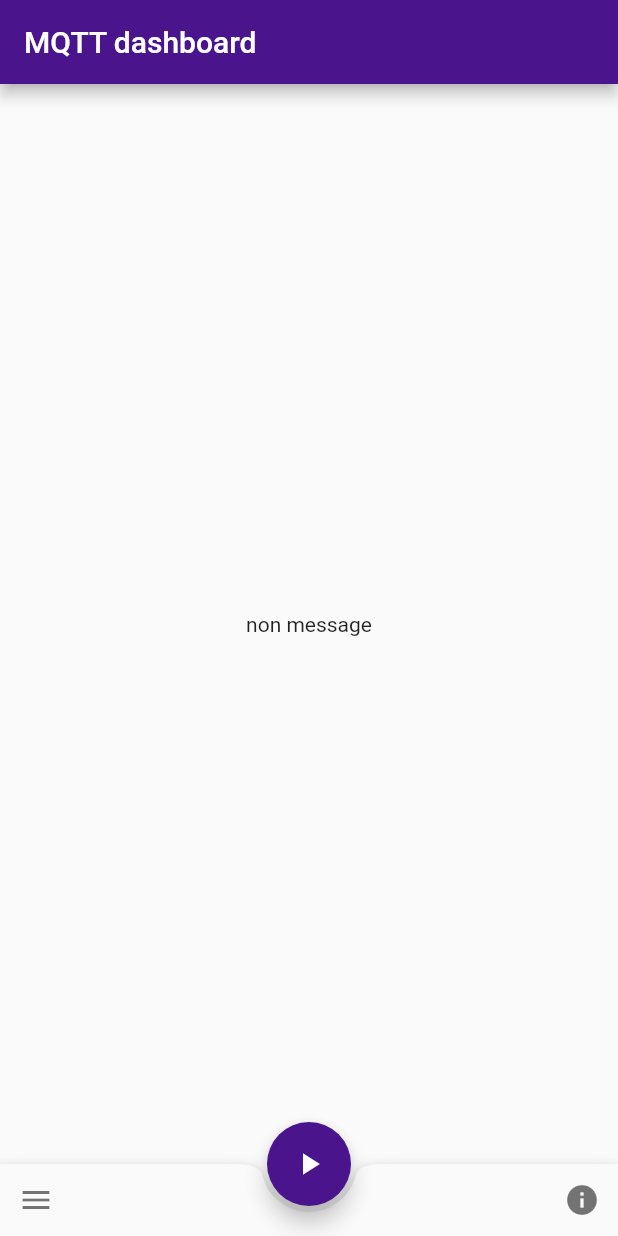
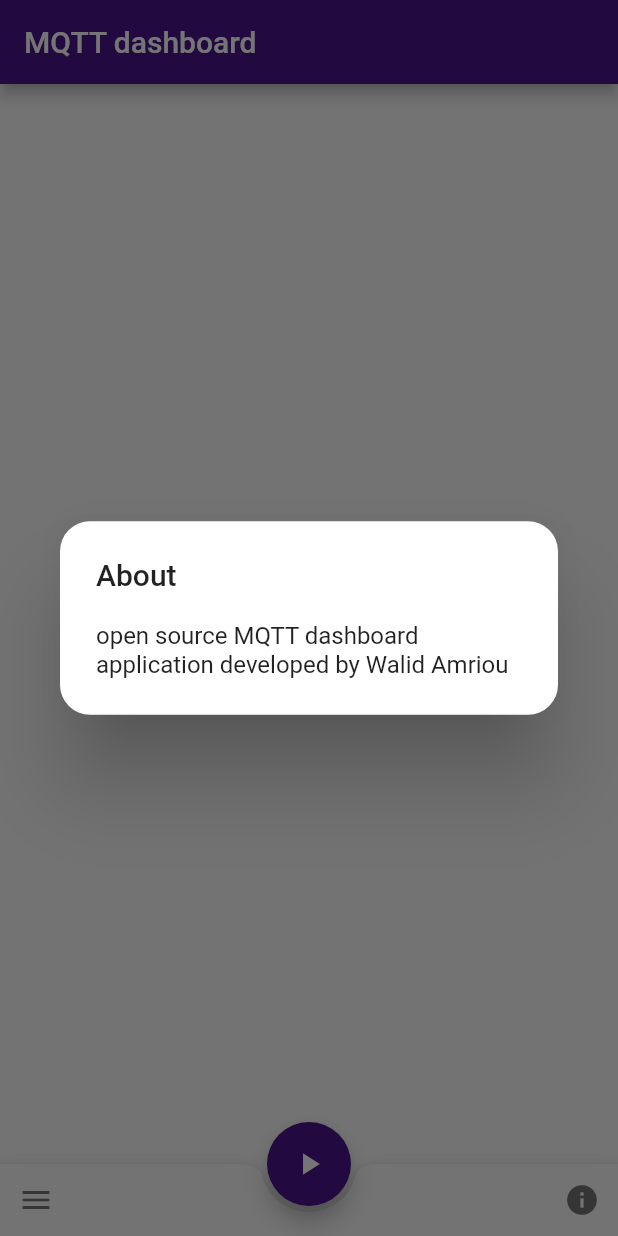
Before and after one commit to MBarakatTomatiki/MQTT-dashboard-application, a Flutter app: the screen it shows after launch, after a tap on the "info" icon, on a phone screen of 412 x 824 dp. Run offline on Flutter 3.47's test engine with Material 2 defaults, Android fonts, the phone set to English and light mode, and no system bars; missing offline and left inert: mqtt_client.

Commit message:
update source

```diff
--- a/Source/mqttdashboard/lib/main.dart
+++ b/Source/mqttdashboard/lib/main.dart
@@ -1,6 +1,9 @@
 import 'dart:async';
 import 'package:flutter/material.dart';
 import 'package:mqtt_client/mqtt_client.dart' as mqtt;
+import 'package:flutter/services.dart' show rootBundle;
+import 'dart:async';
+import 'dart:convert';
 
 void main() => runApp(MyApp());
 
@@ -36,6 +39,7 @@ const MaterialColor body_background = const MaterialColor(
     }
 );
 
+
 class MyApp extends StatelessWidget {
   @override
   Widget build(BuildContext context) {
@@ -58,11 +62,33 @@ class MyHomePage extends StatefulWidget {
 }
 
 class _MyHomePageState extends State<MyHomePage> {
+
+  //vars that use for communicat with MQTT broker
   String broker           = '192.168.1.6';
   int port                = 1883;
+  String port_string;
   String username         = '';
   String passwd           = '';
   String clientIdentifier = 'android';
+  //JSon file read
+  List settings_broker_data;
+  Future<String> loadJsonData() async{
+    var data_from_Json_as_string= await rootBundle.loadString('assets/broker_info.json');
+    Map<String, dynamic> data_from_Json = jsonDecode(data_from_Json_as_string);
+    //print('broker_ip is, ${user['broker_ip']}!');
+    broker           = data_from_Json['broker_ip'];
+    port_string=data_from_Json['port'];
+    port                = int.parse(data_from_Json['port']); //just convert here from string to int
+    username         = data_from_Json['username'];
+    passwd           = data_from_Json['passwd'];
+    clientIdentifier = data_from_Json['clientIdentifier'];
+
+  }
+
+@override
+void initState(){
+    this.loadJsonData();
+}
 
   mqtt.MqttClient client;
   mqtt.MqttConnectionState connectionState;
@@ -117,8 +143,34 @@ class _MyHomePageState extends State<MyHomePage> {
       mainAxisAlignment: MainAxisAlignment.spaceBetween,
 
         children: <Widget>[
-          IconButton(color: Colors.black54,icon: Icon(Icons.menu), onPressed: () {},),
-          IconButton(color: Colors.black54,icon: Icon(Icons.info), onPressed: () {},),
+          IconButton(
+            color: Colors.black54,
+            icon: Icon(Icons.menu),
+            onPressed: () {
+              showDialog(
+                  context: context,
+                  builder: (_) => new AlertDialog(
+                    shape: RoundedRectangleBorder(
+                        borderRadius: BorderRadius.all(Radius.circular(20.0))
+                    ),
+                    title: new Text("broker settings"),
+                    content: new Text(""),
+                  )
+              );
+            },
+          ),
+          IconButton(color: Colors.black54,icon: Icon(Icons.info), onPressed: () {
+            showDialog(
+                context: context,
+                builder: (_) => new AlertDialog(
+                  shape: RoundedRectangleBorder(
+                      borderRadius: BorderRadius.all(Radius.circular(20.0))
+                  ),
+                  title: new Text("About"),
+                  content: new Text("open source MQTT dashboard application developed by Walid Amriou"),
+                )
+            );
+          },),
         ],
       ),
     ),
@@ -236,3 +288,38 @@ class _MyHomePageState extends State<MyHomePage> {
     });
   }
 }
+
+
+Future<String> _asyncInputDialog(BuildContext context) async {
+  String teamName = '';
+  return showDialog<String>(
+    context: context,
+    barrierDismissible: false, // dialog is dismissible with a tap on the barrier
+    builder: (BuildContext context) {
+      return AlertDialog(
+        title: Text('Enter current team'),
+        content: new Row(
+          children: <Widget>[
+            new Expanded(
+                child: new TextField(
+                  autofocus: true,
+                  decoration: new InputDecoration(
+                      labelText: 'Team Name', hintText: 'eg. Juventus F.C.'),
+                  onChanged: (value) {
+                    teamName = value;
+                  },
+                ))
+          ],
+        ),
+        actions: <Widget>[
+          FlatButton(
+            child: Text('Ok'),
+            onPressed: () {
+              Navigator.of(context).pop(teamName);
+            },
+          ),
+        ],
+      );
+    },
+  );
+}
```
Also changed, not shown: Source/mqttdashboard/assets/broker_info.json (added, +7 -0 lines), Source/mqttdashboard/pubspec.yaml (+2 -5 lines).
